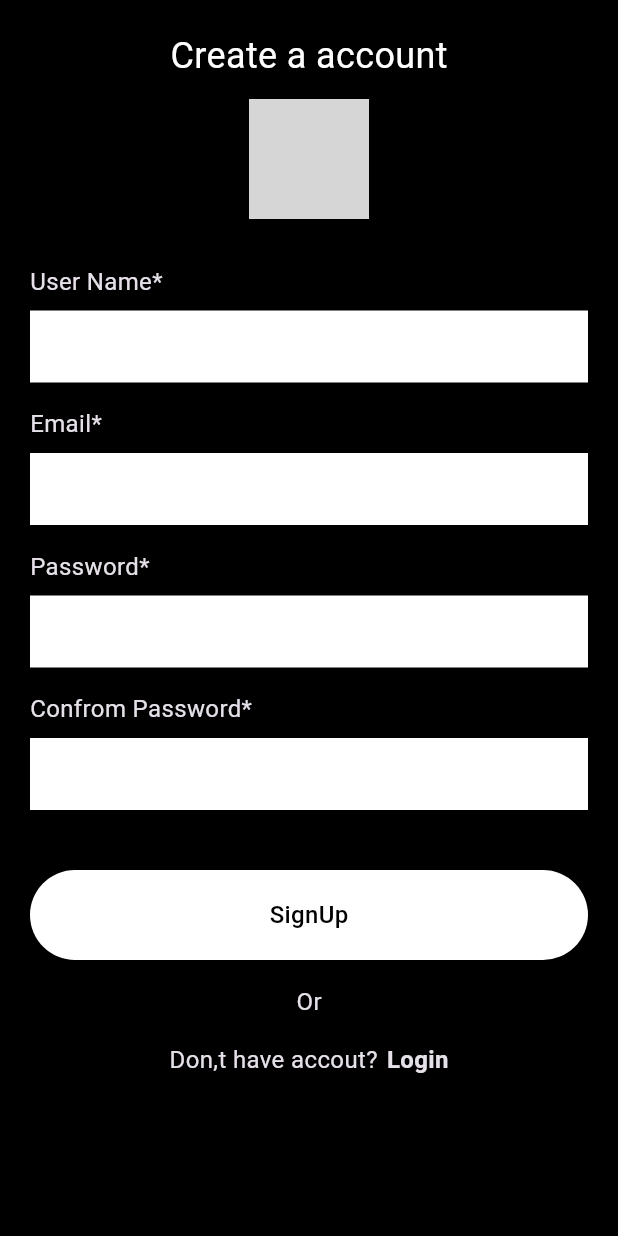
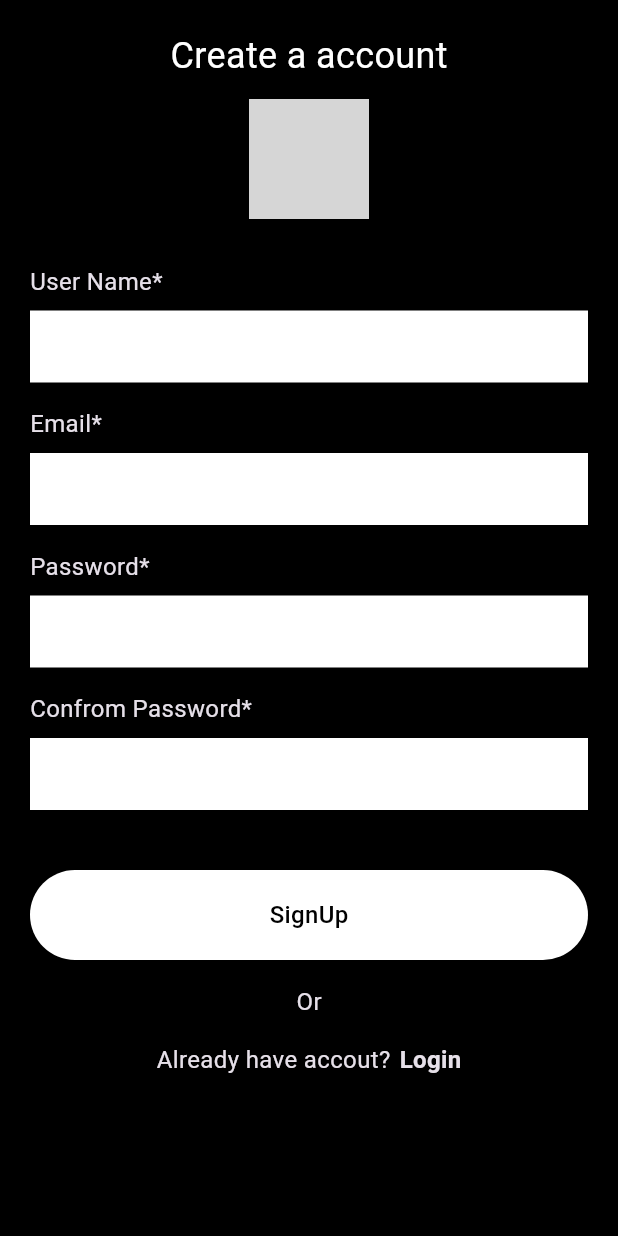
Before and after one commit to ba138/tiktok_clone, a Flutter app: the RegistrationView screen opened directly, on a phone screen of 412 x 824 dp. Run offline on Flutter 3.47's test engine with Material 3 defaults, Android fonts, the phone set to English and light mode, and no system bars; our stand-ins replace get; network calls fail; grey boxes are pictures that could not be loaded.

Commit message:
adding content in the registeration screen

```diff
--- a/lib/auth/registration_view.dart
+++ b/lib/auth/registration_view.dart
@@ -155,7 +155,7 @@ class _RegistrationViewState extends State<RegistrationView> {
                 mainAxisAlignment: MainAxisAlignment.center,
                 children: [
                   const Text(
-                    "Don,t have accout?",
+                    "Already have accout?",
                     style: TextStyle(fontSize: 16),
                   ),
                   const SizedBox(
```
